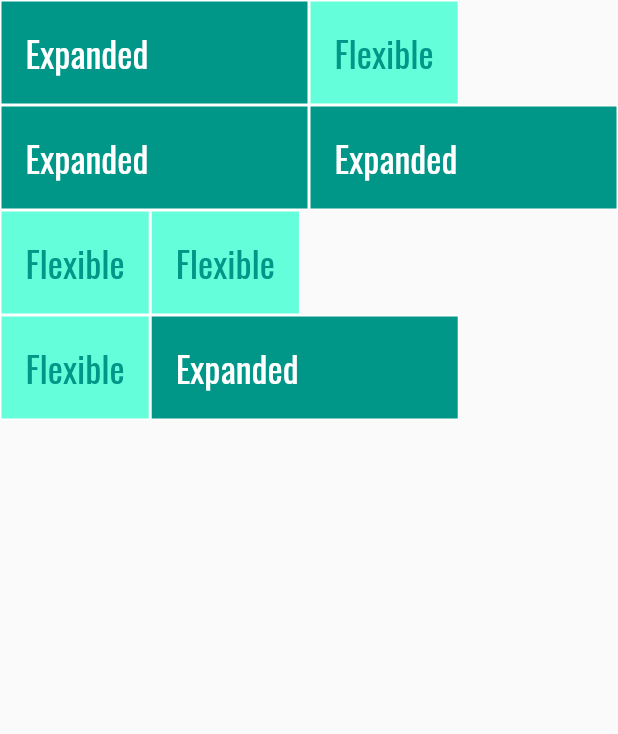
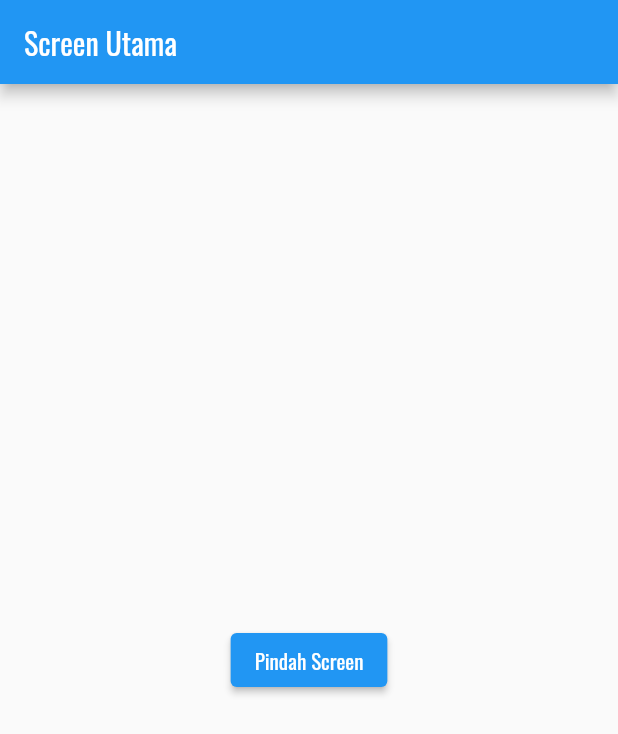
Before and after one commit to ihsanunot/Flutter-Dasar-Bagian-1, a Flutter app: the screen it shows after launch, on a phone screen of 412 x 824 dp. Shown: the top 734 px of the screen. Run offline on Flutter 3.47's test engine with Material 2 defaults, Android fonts, the phone set to English and light mode, and no system bars.

Commit message:
navigation_button_center

```diff
--- a/lib/main.dart
+++ b/lib/main.dart
@@ -1,6 +1,4 @@
 import 'package:flutter/material.dart';
-// import './widget/expand_pelangi.dart';
-import './widget/flexible_expanded.dart';
 
 void main() {
   runApp(const MyApp());
@@ -12,12 +10,64 @@ class MyApp extends StatelessWidget {
   @override
   Widget build(BuildContext context) {
     return MaterialApp(
-      title: 'Expanded & Flexible',
+      title: 'Navigation Screen',
       theme: ThemeData(
         fontFamily: 'Oswald',
         primaryColor: Colors.blue,
       ),
-      home: const ExpandedFlexibleWidget(),
+      home: const ScreenPertama(),
     );
   }
 }
+
+class ScreenKedua extends StatelessWidget {
+  final String pesan;
+
+  const ScreenKedua(this.pesan, {Key? key}) : super(key: key);
+
+  @override
+  Widget build(BuildContext context) {
+    return Scaffold(
+        appBar: AppBar(
+          title: const Text('Screen Kedua'),
+        ),
+        body: Center(
+          child: Column(
+            mainAxisAlignment: MainAxisAlignment.center,
+            children: [
+              Text(pesan),
+              OutlinedButton(
+                child: const Text('Kembali'),
+                onPressed: () {
+                  Navigator.pop(context);
+                },
+              ),
+            ],
+          ),
+        ));
+  }
+}
+
+class ScreenPertama extends StatelessWidget {
+  const ScreenPertama({Key? key}) : super(key: key);
+
+  final String pesan = 'Hello Halaman Awal!';
+
+  @override
+  Widget build(BuildContext context) {
+    return Scaffold(
+      appBar: AppBar(
+        title: const Text('Screen Utama'),
+      ),
+      body: Center(
+        child: ElevatedButton(
+          child: const Text('Pindah Screen'),
+          onPressed: () {
+            Navigator.push(context,
+                MaterialPageRoute(builder: (context) => ScreenKedua(pesan)));
+          },
+        ),
+      ),
+    );
+  }
+}
--- a/lib/widget/expand_pelangi.dart
+++ /dev/null
@@ -1,48 +0,0 @@
-import 'package:flutter/material.dart';
-
-class PelangiWidget extends StatelessWidget {
-  const PelangiWidget({Key? key}) : super(key: key);
-
-  @override
-  Widget build(BuildContext context) {
-    return Scaffold(
-      body: Column(children: [
-        Expanded(
-          child: Container(
-            color: Colors.red,
-          ),
-        ),
-        Expanded(
-          child: Container(
-            color: Colors.orange,
-          ),
-        ),
-        Expanded(
-          child: Container(
-            color: Colors.yellow,
-          ),
-        ),
-        Expanded(
-          child: Container(
-            color: Colors.green,
-          ),
-        ),
-        Expanded(
-          child: Container(
-            color: Colors.blue,
-          ),
-        ),
-        Expanded(
-          child: Container(
-            color: Colors.indigo,
-          ),
-        ),
-        Expanded(
-          child: Container(
-            color: Colors.purple,
-          ),
-        ),
-      ]),
-    );
-  }
-}
--- a/lib/widget/flexible_expanded.dart
+++ /dev/null
@@ -1,96 +0,0 @@
-import 'package:flutter/material.dart';
-
-class ExpandedFlexibleWidget extends StatelessWidget {
-  const ExpandedFlexibleWidget({Key? key}) : super(key: key);
-
-  @override
-  Widget build(BuildContext context) {
-    return Scaffold(
-      body: SafeArea(
-        child: SingleChildScrollView(
-          child: Column(
-            children: [
-              Row(
-                children: const [
-                  ExpandedWidget(),
-                  FlexibleWidget(),
-                ],
-              ),
-              Row(
-                children: const [
-                  ExpandedWidget(),
-                  ExpandedWidget(),
-                ],
-              ),
-              Row(
-                children: const [
-                  FlexibleWidget(),
-                  FlexibleWidget(),
-                ],
-              ),
-              Row(
-                children: const [
-                  FlexibleWidget(),
-                  ExpandedWidget(),
-                ],
-              ),
-            ],
-          ),
-        ),
-      ),
-    );
-  }
-}
-
-class ExpandedWidget extends StatelessWidget {
-  const ExpandedWidget({Key? key}) : super(key: key);
-
-  @override
-  Widget build(BuildContext context) {
-    return Expanded(
-      child: Container(
-        decoration: BoxDecoration(
-          color: Colors.teal,
-          border: Border.all(color: Colors.white),
-        ),
-        child: const Padding(
-          padding: EdgeInsets.all(16.0),
-          child: Text(
-            'Expanded',
-            style: TextStyle(
-              color: Colors.white,
-              fontSize: 24,
-            ),
-          ),
-        ),
-      ),
-    );
-  }
-}
-
-class FlexibleWidget extends StatelessWidget {
-  const FlexibleWidget({Key? key}) : super(key: key);
-
-  @override
-  Widget build(BuildContext context) {
-    return Flexible(
-      // langsung return class Flexible
-      child: Container(
-        decoration: BoxDecoration(
-          color: Colors.tealAccent,
-          border: Border.all(color: Colors.white),
-        ),
-        child: const Padding(
-          padding: EdgeInsets.all(16.0),
-          child: Text(
-            'Flexible',
-            style: TextStyle(
-              color: Colors.teal,
-              fontSize: 24,
-            ),
-          ),
-        ),
-      ),
-    );
-  }
-}
```
Also changed, not shown: 1 other file.
